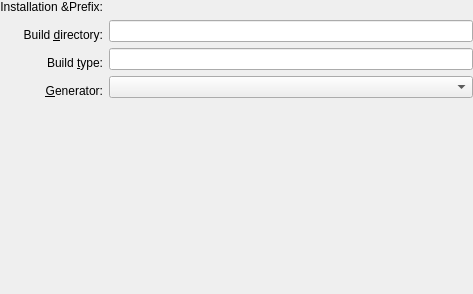
KDE/kdevelop, file buildtools/managers/cmake/cmakebuildsettings.ui: the form before one commit.
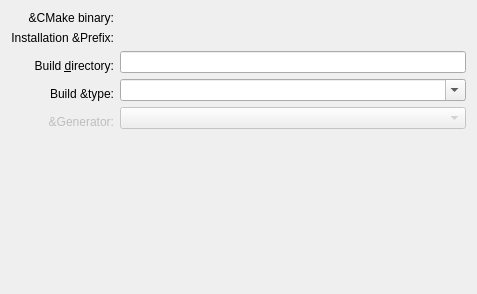
The form after the commit. Custom widgets are drawn as their Qt base class.

Patch:
```diff
--- a/buildtools/managers/cmake/cmakebuildsettings.ui
+++ b/buildtools/managers/cmake/cmakebuildsettings.ui
@@ -13,98 +13,116 @@
    <string/>
   </property>
   <layout class="QGridLayout" >
-   <property name="leftMargin" >
-    <number>0</number>
-   </property>
-   <property name="topMargin" >
-    <number>0</number>
-   </property>
-   <property name="rightMargin" >
-    <number>0</number>
-   </property>
-   <property name="bottomMargin" >
-    <number>0</number>
-   </property>
-   <property name="horizontalSpacing" >
-    <number>6</number>
-   </property>
-   <property name="verticalSpacing" >
-    <number>6</number>
-   </property>
-   <item row="2" column="0" >
-    <widget class="QLabel" name="label_2" >
-     <property name="text" >
-      <string>Build &amp;type:</string>
-     </property>
-     <property name="alignment" >
-      <set>Qt::AlignCenter|Qt::AlignHorizontal_Mask|Qt::AlignRight|Qt::AlignTrailing|Qt::AlignVCenter|Qt::AlignVertical_Mask</set>
-     </property>
-     <property name="buddy" >
-      <cstring>kcfg_buildType</cstring>
-     </property>
-    </widget>
-   </item>
    <item row="0" column="0" >
+    <widget class="QLabel" name="label_5" >
+     <property name="text" >
+      <string>&amp;CMake binary:</string>
+     </property>
+     <property name="alignment" >
+      <set>Qt::AlignAbsolute|Qt::AlignBottom|Qt::AlignCenter|Qt::AlignHCenter|Qt::AlignHorizontal_Mask|Qt::AlignJustify|Qt::AlignLeading|Qt::AlignLeft|Qt::AlignRight|Qt::AlignTop|Qt::AlignTrailing|Qt::AlignVCenter|Qt::AlignVertical_Mask</set>
+     </property>
+    </widget>
+   </item>
+   <item row="0" column="1" >
+    <widget class="KUrlRequester" name="kcfg_cmakebin" />
+   </item>
+   <item row="1" column="0" >
     <widget class="QLabel" name="label" >
      <property name="text" >
       <string>Installation &amp;Prefix:</string>
      </property>
      <property name="alignment" >
-      <set>Qt::AlignCenter|Qt::AlignHorizontal_Mask|Qt::AlignRight|Qt::AlignTrailing|Qt::AlignVCenter|Qt::AlignVertical_Mask</set>
+      <set>Qt::AlignAbsolute|Qt::AlignBottom|Qt::AlignCenter|Qt::AlignHCenter|Qt::AlignHorizontal_Mask|Qt::AlignJustify|Qt::AlignLeading|Qt::AlignLeft|Qt::AlignRight|Qt::AlignTop|Qt::AlignTrailing|Qt::AlignVCenter|Qt::AlignVertical_Mask</set>
      </property>
     </widget>
    </item>
+   <item row="1" column="1" >
+    <widget class="KUrlRequester" name="kcfg_installPrefix" />
+   </item>
+   <item row="2" column="0" >
+    <widget class="QLabel" name="label_3" >
+     <property name="text" >
+      <string>Build &amp;directory:</string>
+     </property>
+     <property name="alignment" >
+      <set>Qt::AlignAbsolute|Qt::AlignBottom|Qt::AlignCenter|Qt::AlignHCenter|Qt::AlignHorizontal_Mask|Qt::AlignJustify|Qt::AlignLeading|Qt::AlignLeft|Qt::AlignRight|Qt::AlignTop|Qt::AlignTrailing|Qt::AlignVCenter|Qt::AlignVertical_Mask</set>
+     </property>
+     <property name="buddy" >
+      <cstring>kcfg_buildFolder</cstring>
+     </property>
+    </widget>
+   </item>
+   <item row="2" column="1" >
+    <widget class="QLineEdit" name="kcfg_buildFolder" />
+   </item>
    <item row="3" column="0" >
+    <widget class="QLabel" name="label_2" >
+     <property name="text" >
+      <string>Build &amp;type:</string>
+     </property>
+     <property name="alignment" >
+      <set>Qt::AlignAbsolute|Qt::AlignBottom|Qt::AlignCenter|Qt::AlignHCenter|Qt::AlignHorizontal_Mask|Qt::AlignJustify|Qt::AlignLeading|Qt::AlignLeft|Qt::AlignRight|Qt::AlignTop|Qt::AlignTrailing|Qt::AlignVCenter|Qt::AlignVertical_Mask</set>
+     </property>
+    </widget>
+   </item>
+   <item row="3" column="1" >
+    <widget class="QComboBox" name="kcfg_buildType" >
+     <property name="editable" >
+      <bool>true</bool>
+     </property>
+     <property name="currentIndex" >
+      <number>-1</number>
+     </property>
+     <item>
+      <property name="text" >
+       <string>debugfull</string>
+      </property>
+     </item>
+     <item>
+      <property name="text" >
+       <string>debug</string>
+      </property>
+     </item>
+     <item>
+      <property name="text" >
+       <string>release</string>
+      </property>
+     </item>
+    </widget>
+   </item>
+   <item row="4" column="0" >
     <widget class="QLabel" name="label_4" >
+     <property name="enabled" >
+      <bool>false</bool>
+     </property>
      <property name="text" >
       <string>&amp;Generator:</string>
      </property>
      <property name="alignment" >
-      <set>Qt::AlignCenter|Qt::AlignHorizontal_Mask|Qt::AlignRight|Qt::AlignTrailing|Qt::AlignVCenter|Qt::AlignVertical_Mask</set>
-     </property>
-     <property name="buddy" >
-      <cstring>kcfg_buildType</cstring>
+      <set>Qt::AlignAbsolute|Qt::AlignBottom|Qt::AlignCenter|Qt::AlignHCenter|Qt::AlignHorizontal_Mask|Qt::AlignJustify|Qt::AlignLeading|Qt::AlignLeft|Qt::AlignRight|Qt::AlignTop|Qt::AlignTrailing|Qt::AlignVCenter|Qt::AlignVertical_Mask</set>
      </property>
     </widget>
    </item>
-   <item row="3" column="1" >
-    <widget class="QComboBox" name="kcfg_generator" />
-   </item>
    <item row="4" column="1" >
+    <widget class="QComboBox" name="kcfg_generator" >
+     <property name="enabled" >
+      <bool>false</bool>
+     </property>
+    </widget>
+   </item>
+   <item row="5" column="0" colspan="2" >
     <spacer>
      <property name="orientation" >
       <enum>Qt::Vertical</enum>
      </property>
      <property name="sizeHint" >
       <size>
-       <width>362</width>
+       <width>455</width>
        <height>61</height>
       </size>
      </property>
     </spacer>
    </item>
-   <item row="2" column="1" >
-    <widget class="QLineEdit" name="kcfg_buildType" />
-   </item>
-   <item row="1" column="0" >
-    <widget class="QLabel" name="label_3" >
-     <property name="text" >
-      <string>Build &amp;directory:</string>
-     </property>
-     <property name="alignment" >
-      <set>Qt::AlignCenter|Qt::AlignHorizontal_Mask|Qt::AlignRight|Qt::AlignTrailing|Qt::AlignVCenter|Qt::AlignVertical_Mask</set>
-     </property>
-     <property name="buddy" >
-      <cstring>kcfg_buildFolder</cstring>
-     </property>
-    </widget>
-   </item>
-   <item row="1" column="1" >
-    <widget class="QLineEdit" name="kcfg_buildFolder" />
-   </item>
-   <item row="0" column="1" >
-    <widget class="KUrlRequester" name="kcfg_installPrefix" />
-   </item>
   </layout>
  </widget>
  <customwidgets>
```
Left out of the diff: 3 changed lines with no effect on the pictures.
